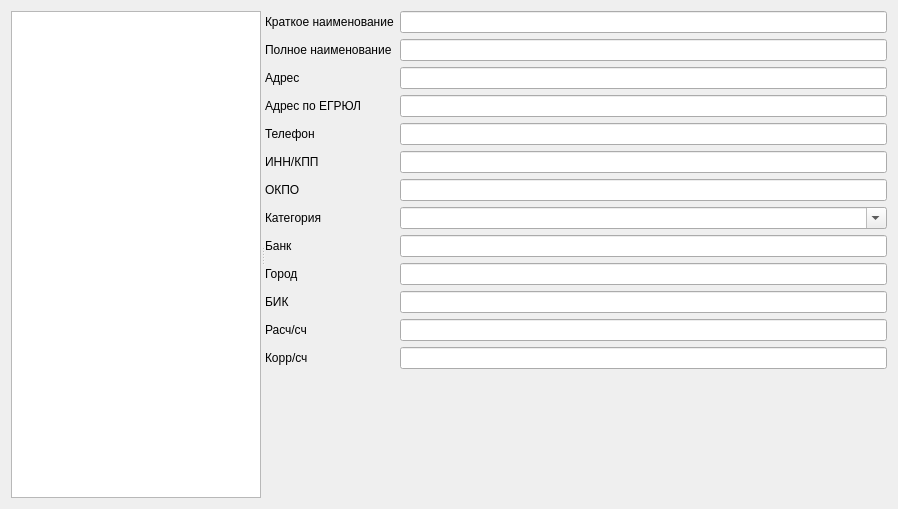
This is formpoluch.ui in Sergeyego/facts as Qt 5 draws it before an edit. The edited form follows.
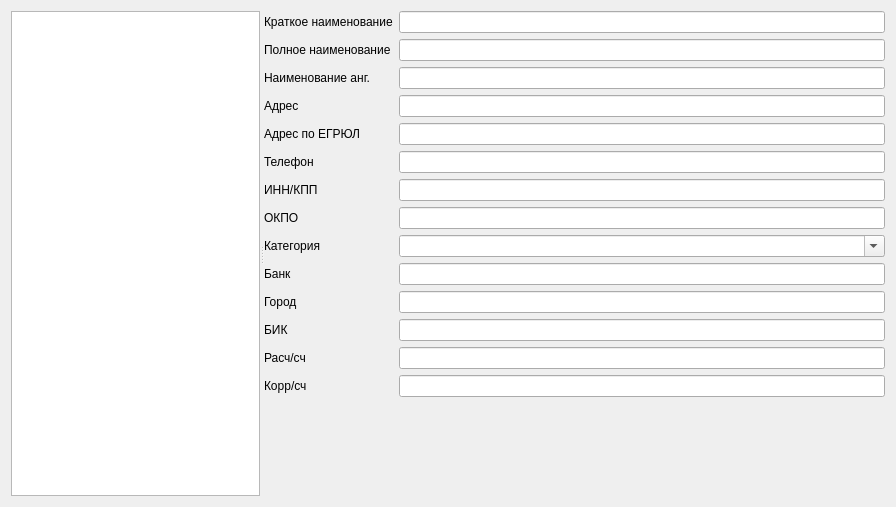
This is the edited form. Custom widgets are drawn as their Qt base class.

Commit message: Добавлено анг. название

Diff of the .ui file:
```diff
--- a/formpoluch.ui
+++ b/formpoluch.ui
@@ -6,8 +6,8 @@
    <rect>
     <x>0</x>
     <y>0</y>
-    <width>898</width>
-    <height>509</height>
+    <width>896</width>
+    <height>507</height>
    </rect>
   </property>
   <property name="windowTitle">
@@ -60,119 +60,129 @@
          <item row="1" column="1">
           <widget class="QLineEdit" name="lineEditNaim"/>
          </item>
-         <item row="2" column="0">
+         <item row="3" column="0">
           <widget class="QLabel" name="label_3">
            <property name="text">
             <string>Адрес</string>
            </property>
           </widget>
          </item>
-         <item row="2" column="1">
+         <item row="4" column="1">
+          <widget class="QLineEdit" name="lineEditAdresEgrul"/>
+         </item>
+         <item row="3" column="1">
           <widget class="QLineEdit" name="lineEditAdres"/>
          </item>
-         <item row="3" column="0">
+         <item row="4" column="0">
           <widget class="QLabel" name="label_13">
            <property name="text">
             <string>Адрес по ЕГРЮЛ</string>
            </property>
           </widget>
          </item>
-         <item row="3" column="1">
-          <widget class="QLineEdit" name="lineEditAdresEgrul"/>
-         </item>
-         <item row="4" column="0">
-          <widget class="QLabel" name="label_4">
-           <property name="text">
-            <string>Телефон</string>
-           </property>
-          </widget>
-         </item>
-         <item row="4" column="1">
+         <item row="5" column="1">
           <widget class="QLineEdit" name="lineEditTelef"/>
          </item>
          <item row="5" column="0">
-          <widget class="QLabel" name="label_5">
+          <widget class="QLabel" name="label_4">
            <property name="text">
-            <string>ИНН/КПП</string>
+            <string>Телефон</string>
            </property>
           </widget>
          </item>
-         <item row="5" column="1">
+         <item row="6" column="1">
           <widget class="QLineEdit" name="lineEditInnKpp"/>
          </item>
          <item row="6" column="0">
-          <widget class="QLabel" name="label_12">
+          <widget class="QLabel" name="label_5">
            <property name="text">
-            <string>ОКПО</string>
+            <string>ИНН/КПП</string>
            </property>
           </widget>
          </item>
-         <item row="6" column="1">
+         <item row="7" column="1">
           <widget class="QLineEdit" name="lineEditOkpo"/>
          </item>
          <item row="7" column="0">
+          <widget class="QLabel" name="label_12">
+           <property name="text">
+            <string>ОКПО</string>
+           </property>
+          </widget>
+         </item>
+         <item row="8" column="0">
           <widget class="QLabel" name="label_6">
            <property name="text">
             <string>Категория</string>
            </property>
           </widget>
          </item>
-         <item row="7" column="1">
+         <item row="9" column="1">
+          <widget class="QLineEdit" name="lineEditBank"/>
+         </item>
+         <item row="8" column="1">
           <widget class="QComboBox" name="comboBoxKat">
            <property name="editable">
             <bool>true</bool>
            </property>
           </widget>
          </item>
-         <item row="8" column="0">
+         <item row="9" column="0">
           <widget class="QLabel" name="label_7">
            <property name="text">
             <string>Банк</string>
            </property>
           </widget>
          </item>
-         <item row="8" column="1">
-          <widget class="QLineEdit" name="lineEditBank"/>
-         </item>
-         <item row="9" column="0">
-          <widget class="QLabel" name="label_8">
-           <property name="text">
-            <string>Город</string>
-           </property>
-          </widget>
-         </item>
-         <item row="9" column="1">
+         <item row="10" column="1">
           <widget class="QLineEdit" name="lineEditCity"/>
          </item>
          <item row="10" column="0">
-          <widget class="QLabel" name="label_9">
+          <widget class="QLabel" name="label_8">
            <property name="text">
-            <string>БИК</string>
+            <string>Город</string>
            </property>
           </widget>
          </item>
-         <item row="10" column="1">
+         <item row="11" column="1">
           <widget class="QLineEdit" name="lineEditBIK"/>
          </item>
          <item row="11" column="0">
-          <widget class="QLabel" name="label_10">
+          <widget class="QLabel" name="label_9">
            <property name="text">
-            <string>Расч/сч</string>
+            <string>БИК</string>
            </property>
           </widget>
          </item>
-         <item row="11" column="1">
+         <item row="12" column="1">
           <widget class="QLineEdit" name="lineEditRs"/>
          </item>
          <item row="12" column="0">
+          <widget class="QLabel" name="label_10">
+           <property name="text">
+            <string>Расч/сч</string>
+           </property>
+          </widget>
+         </item>
+         <item row="13" column="1">
+          <widget class="QLineEdit" name="lineEditKs"/>
+         </item>
+         <item row="13" column="0">
           <widget class="QLabel" name="label_11">
            <property name="text">
             <string>Корр/сч</string>
            </property>
           </widget>
          </item>
-         <item row="12" column="1">
-          <widget class="QLineEdit" name="lineEditKs"/>
+         <item row="2" column="0">
+          <widget class="QLabel" name="label_14">
+           <property name="text">
+            <string>Наименование анг.</string>
+           </property>
+          </widget>
+         </item>
+         <item row="2" column="1">
+          <widget class="QLineEdit" name="lineEditNaimEn"/>
          </item>
         </layout>
        </item>
```
The commit also changes 1 other file.
